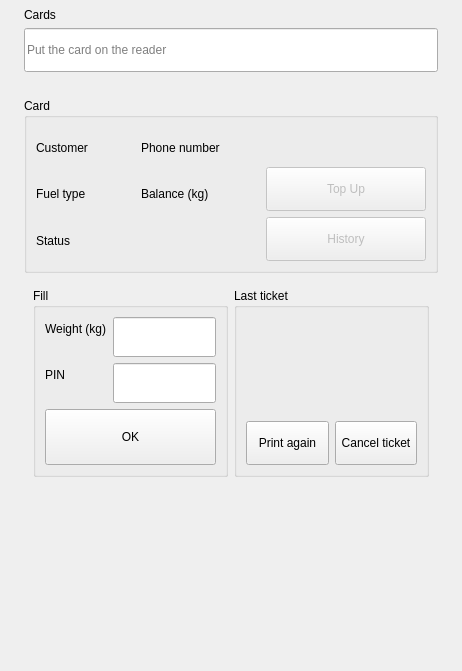
Before: the Qt Designer form smart210/src/cards/CardPage.ui in atosdev7/GasStaion, drawn with Qt 5.
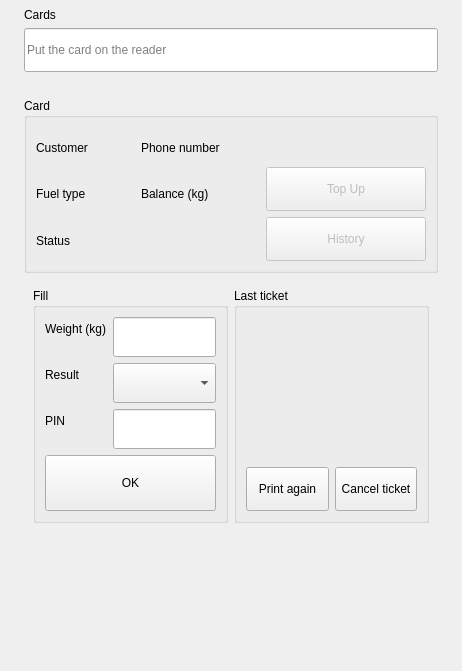
After: the same form once the commit is applied. The open tabs and pages were chosen to show the change.

Commit message: Smart210: the Result box is back on the spot sale and on the card fill; the Settings page gives its default

```diff
--- a/smart210/src/cards/CardPage.ui
+++ b/smart210/src/cards/CardPage.ui
@@ -280,11 +280,21 @@
                  </widget>
                 </item>
                 <item row="1" column="0">
+                 <widget class="QLabel" name="fillResultComboLabel">
+                  <property name="text"><string>Result</string></property>
+                 </widget>
+                </item>
+                <item row="1" column="1">
+                 <widget class="QComboBox" name="fillResultCombo">
+                  <property name="minimumSize"><size><width>0</width><height>40</height></size></property>
+                 </widget>
+                </item>
+                <item row="2" column="0">
                  <widget class="QLabel" name="fillPinFieldLabel">
                   <property name="text"><string>PIN</string></property>
                  </widget>
                 </item>
-                <item row="1" column="1">
+                <item row="2" column="1">
                  <widget class="QLineEdit" name="fillPinField">
                   <property name="echoMode"><enum>QLineEdit::Password</enum></property>
                   <property name="maxLength"><number>8</number></property>
```
The commit also changes 11 other files.
